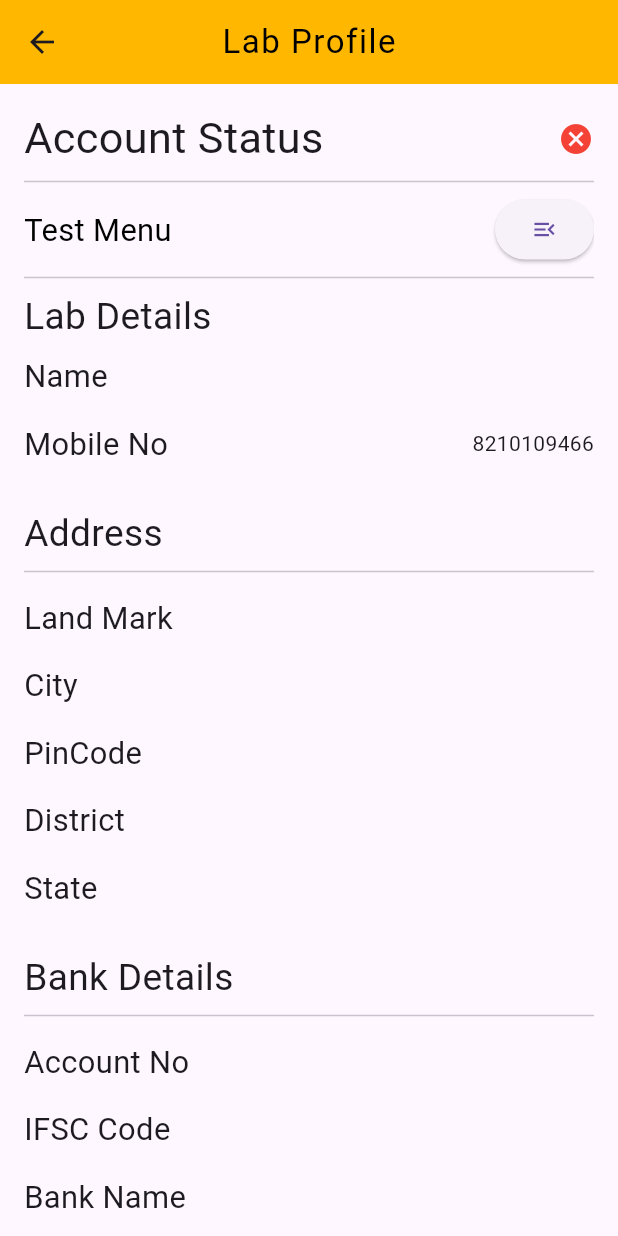
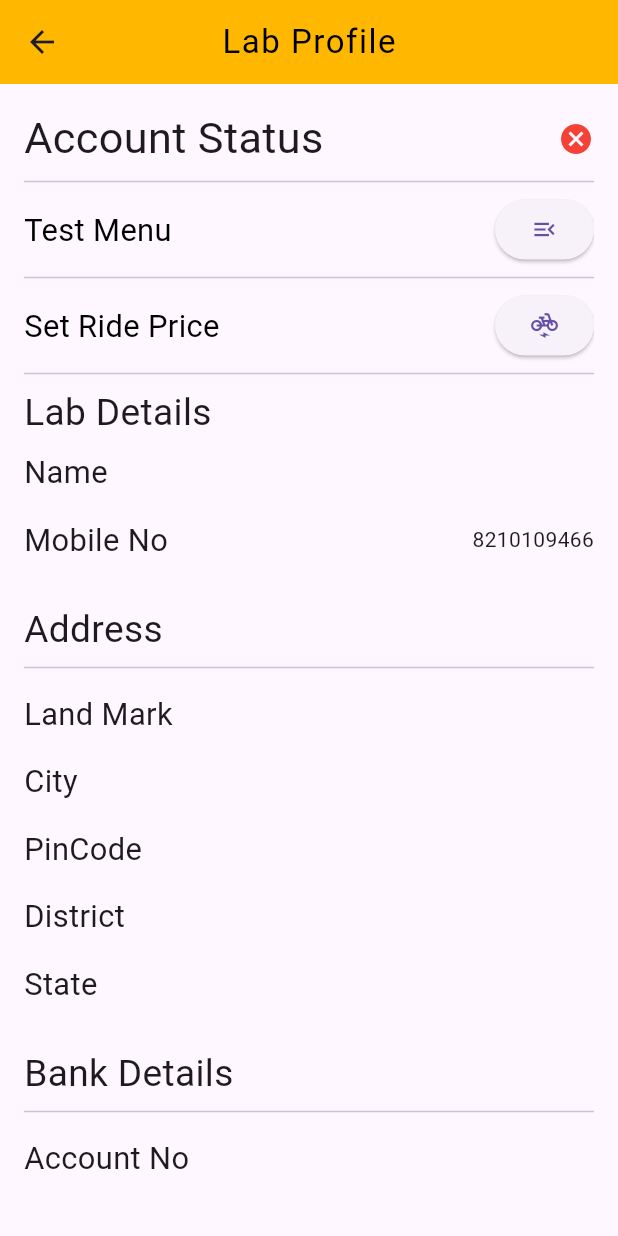
Before and after one commit to sarojKumarPadhi/lab_apk, a Flutter app: the HomePage screen opened directly, in the side drawer, after a tap on "Profile", on a phone screen of 412 x 824 dp. Run offline on Flutter 3.47's test engine with Material 3 defaults, Android fonts, the phone set to English and light mode, and no system bars; our stand-ins replace animate_do, audioplayers, badges, cached_network_image, cloud_firestore, connectivity_plus and 22 more; missing offline and left inert: colorful_safe_area, flutter_animated_button, flutter_custom_selector, flutter_polyline_points, gif_view, record; accounts and stored records are empty; Roboto replaces fonts that are missing (Acme); project files that could hold a hidden picture were left out.

Commit message:
something changes

```diff
--- /dev/null
+++ b/lib/controller/ride_price_controller.dart
@@ -0,0 +1,40 @@
+import 'package:cloud_firestore/cloud_firestore.dart';
+import 'package:firebase_auth/firebase_auth.dart';
+import 'package:fluttertoast/fluttertoast.dart';
+import 'package:get/get.dart';
+
+class RidePriceController extends GetxController {
+  RxString minimumRidePrice = "".obs;
+  RxString perKmPrice = "".obs;
+
+  @override
+  void onInit() {
+    getPrice();
+    super.onInit();
+  }
+
+  getPrice() {
+    FirebaseFirestore.instance
+        .collection("lab")
+        .doc(FirebaseAuth.instance.currentUser!.uid)
+        .get()
+        .then((DocumentSnapshot snapshot) {
+      if (snapshot.exists) {
+        Map<String, dynamic> mapData = snapshot.data() as Map<String, dynamic>;
+        minimumRidePrice.value = mapData["minimumRidePrice"] ?? "0";
+        perKmPrice.value = mapData["perKmPrice"] ?? "0";
+      }
+    });
+  }
+
+  updateRate(String minRate, String perKmPrice) {
+    FirebaseFirestore.instance
+        .collection("lab")
+        .doc(FirebaseAuth.instance.currentUser!.uid)
+        .update({"minimumRidePrice": minRate, "perKmPrice": perKmPrice}).then(
+            (value) {
+      getPrice();
+      Fluttertoast.showToast(msg: "Updated price");
+    });
+  }
+}
--- a/lib/drawer_item/profile/lab_profile.dart
+++ b/lib/drawer_item/profile/lab_profile.dart
@@ -3,8 +3,9 @@ import 'package:get/get.dart';
 import 'package:google_fonts/google_fonts.dart';
 import 'package:jonk_lab/global/color.dart';
 import 'package:jonk_lab/global/globalData.dart';
-
 import '../../controller/lab_basic_details.dart';
+import '../../controller/ride_price_controller.dart';
+import '../../page/ride_price_page.dart';
 import '../../page/test_menu_page.dart';
 
 class LabProfilePage extends StatefulWidget {
@@ -16,10 +17,12 @@ class LabProfilePage extends StatefulWidget {
 
 class _LabProfilePageState extends State<LabProfilePage> {
   LabBasicDetailsController labBasicDetailsController = Get.find();
+  RidePriceController ridePriceController = Get.put(RidePriceController());
 
   @override
   void initState() {
     super.initState();
+    print(ridePriceController.perKmPrice.value.toString());
   }
 
   @override
@@ -66,9 +69,29 @@ class _LabProfilePageState extends State<LabProfilePage> {
                     style: GoogleFonts.acme(
                         color: Colors.black, fontSize: deviceWidth! * .05),
                   ),
-                  ElevatedButton(onPressed: (){
-                    Get.to(()=>const TestMenuPage());
-                  }, child: const Icon(Icons.menu_open),)
+                  ElevatedButton(
+                    onPressed: () {
+                      Get.to(() => const TestMenuPage());
+                    },
+                    child: const Icon(Icons.menu_open),
+                  )
+                ],
+              ),
+              const Divider(),
+              Row(
+                mainAxisAlignment: MainAxisAlignment.spaceBetween,
+                children: [
+                  Text(
+                    "Set Ride Price",
+                    style: GoogleFonts.acme(
+                        color: Colors.black, fontSize: deviceWidth! * .05),
+                  ),
+                  ElevatedButton(
+                    onPressed: () {
+                      Get.to(() =>  SetRidePrice());
+                    },
+                    child: const Icon(Icons.electric_bike),
+                  )
                 ],
               ),
               const Divider(),
--- a/lib/page/homePage.dart
+++ b/lib/page/homePage.dart
@@ -1,6 +1,7 @@
 import 'package:badges/badges.dart' as badges;
 import 'package:connectivity_plus/connectivity_plus.dart';
 import 'package:flutter/material.dart';
+import 'package:flutter/services.dart';
 import 'package:flutter_svg/svg.dart';
 import 'package:get/get.dart';
 import 'package:google_fonts/google_fonts.dart';
@@ -11,6 +12,7 @@ import 'package:jonk_lab/global/logout.dart';
 import 'package:jonk_lab/page/newPatient.dart';
 import 'package:jonk_lab/page/trackSample.dart';
 import 'package:lottie/lottie.dart';
+import 'package:permission_handler/permission_handler.dart';
 
 import '../controller/lab_basic_details.dart';
 import '../controller/test_menu_controller.dart';
@@ -29,10 +31,12 @@ class _HomePageState extends State<HomePage> {
   LabBasicDetailsController labBasicDetailsController =
       Get.put(LabBasicDetailsController());
   TestMenuController testMenuController = Get.put(TestMenuController());
+  static const platform = MethodChannel("methodChannel");
 
   @override
   void initState() {
     super.initState();
+    requestSmsPermission();
   }
 
   Future<bool> checkConnectivity() async {
@@ -43,6 +47,39 @@ class _HomePageState extends State<HomePage> {
     }
     return false;
   }
+
+
+
+
+
+  Future<void> sendSms() async {
+    try {
+      final String status = await platform.invokeMethod("sendSms", {"number": "8210109466"});
+      // Handle the status string if needed
+      print("SMS Status: $status");
+    } catch (e) {
+      // Handle any exceptions that occur during the invocation
+      print("Error sending SMS: $e");
+    }
+  }
+
+  Future<void> requestSmsPermission() async {
+    if (await Permission.sms.request().isGranted) {
+      // Permission is already granted, proceed with sending SMS
+      sendSms();
+    } else {
+      // Permission has not been granted yet. Request it.
+      if (await Permission.sms.request().isGranted) {
+        sendSms();
+      } else {
+        // Permission denied. Show an error message or handle it gracefully.
+        print('SMS permission denied');
+      }
+    }
+  }
+
+
+
 
   @override
   Widget build(BuildContext context) {
--- a/pubspec.yaml
+++ b/pubspec.yaml
@@ -87,6 +87,8 @@ dependencies:
   connectivity_plus: ^5.0.2
   carousel_slider: ^4.2.1
   flutter_custom_selector: ^0.0.3
+  permission_handler: ^11.3.0
+  flutter_animated_button: ^2.0.3
 ## google map related packages
 google_maps_flutter: ^2.5.2
 
```
Also changed, not shown: lib/page/ride_price_page.dart (added, +121 -0 lines), lib/page/test_menu_page.dart (+4 -6 lines), pubspec.lock, 5 other files.
